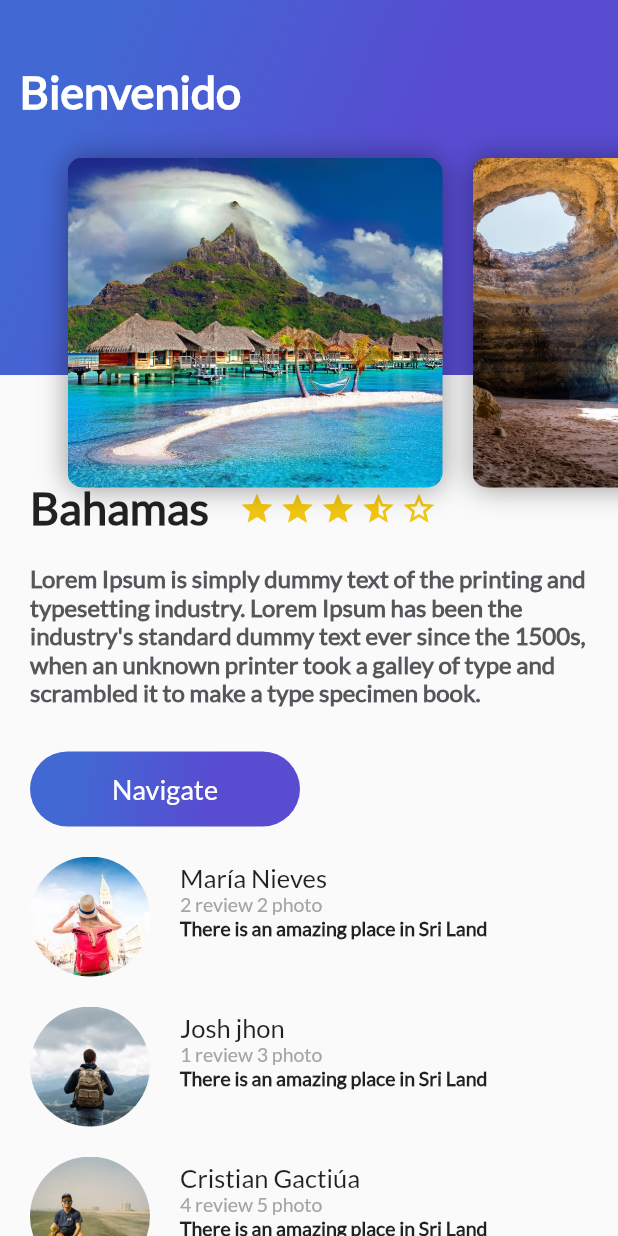
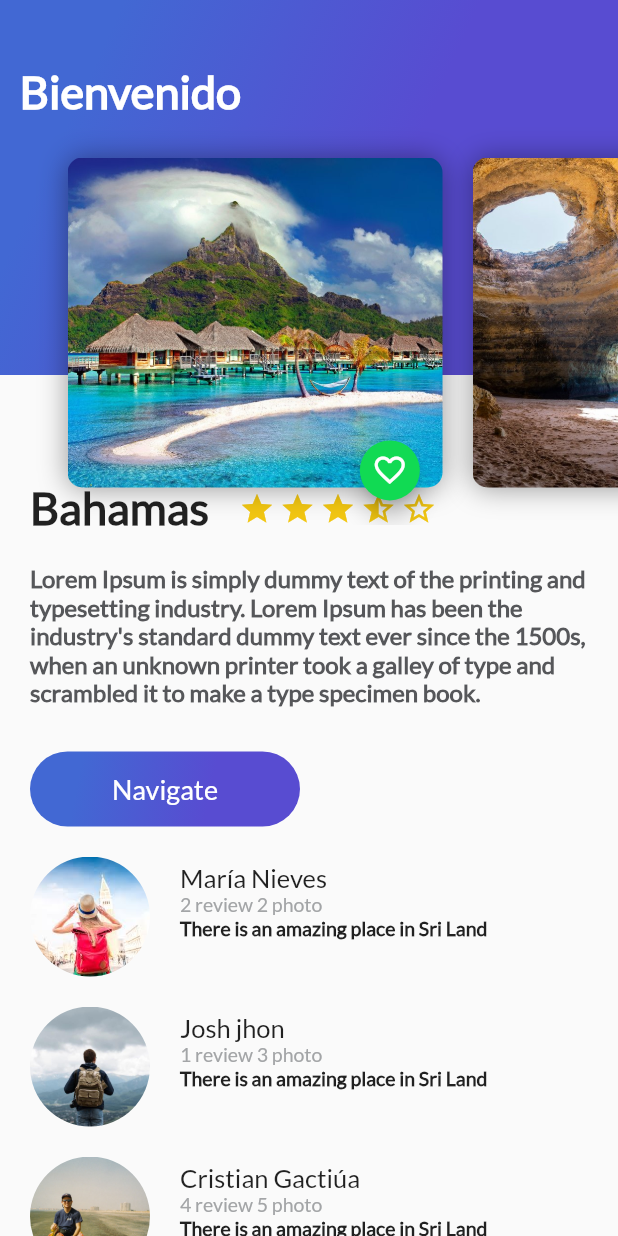
Before and after one commit to CriGacituaFlores/FlutterUIDesign, a Flutter app: the screen it shows after launch, on a phone screen of 412 x 824 dp. Run offline on Flutter 3.47's test engine with Material 2 defaults, Android fonts, the phone set to English and light mode, and no system bars.

Commit message:
button stateful

```diff
--- a/lib/card_image.dart
+++ b/lib/card_image.dart
@@ -1,4 +1,5 @@
 import 'package:flutter/material.dart';
+import 'floating_action_button_green.dart';
 
 class CardImage extends StatelessWidget {
 
@@ -34,7 +35,13 @@ class CardImage extends StatelessWidget {
       ),
     );
 
-    return card;
+    return Stack(
+      alignment: Alignment(0.9, 1.1),
+      children: <Widget>[
+        card,
+        FloatingActionButtonGreen()
+      ]
+    );
 
   }
 }
--- /dev/null
+++ b/lib/floating_action_button_green.dart
@@ -0,0 +1,37 @@
+import 'package:flutter/material.dart';
+
+class FloatingActionButtonGreen extends StatefulWidget {
+
+  @override
+  State createState() {
+    return _FloatingActionButtonGreen();
+  }
+}
+
+class _FloatingActionButtonGreen extends State<FloatingActionButtonGreen> {
+  IconData icon = Icons.favorite_border;
+
+  void onPressedFav() {
+    Scaffold.of(context).showSnackBar(
+        SnackBar(
+            content: Text("Agregaste a Favoritos")
+        )
+    );
+    setState(() {
+      icon = icon == Icons.favorite ? Icons.favorite_border : Icons.favorite;
+    });
+  }
+
+  @override
+  Widget build(BuildContext context) {
+    return FloatingActionButton(
+      backgroundColor: Color(0xFF11DA53),
+      mini: true,
+      tooltip: "Fav",
+      onPressed: onPressedFav,
+      child: Icon(
+          icon
+      ),
+    );
+  }
+}
```
Also changed, not shown: lib/home_trip.dart (added).
